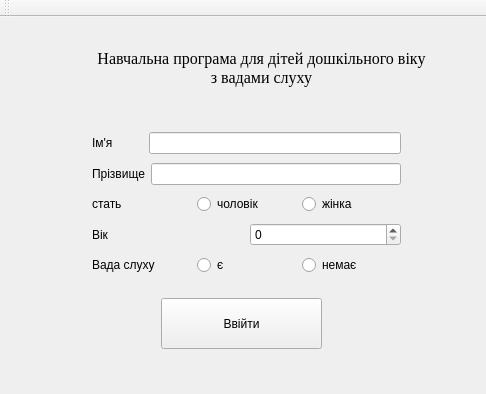
Qt form mainwindow.ui (andrewkhimichuk/FinyakDiploma) before a commit; both pictures show x 0 to 486 and y 0 to 394 of the 621 by 549 pixel window.
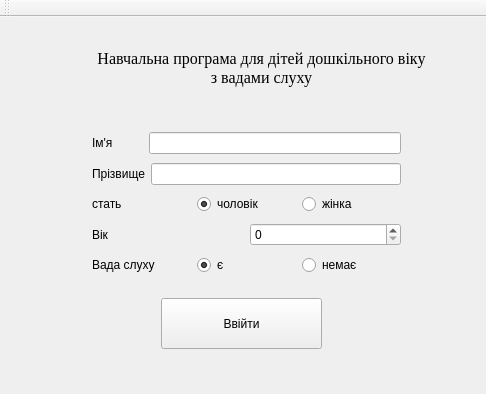
The same form after that commit.

Patch:
```diff
--- a/mainwindow.ui
+++ b/mainwindow.ui
@@ -271,6 +271,12 @@
              <property name="text">
               <string>чоловік</string>
              </property>
+             <property name="checked">
+              <bool>true</bool>
+             </property>
+             <attribute name="buttonGroup">
+              <string notr="true">buttonGroup</string>
+             </attribute>
             </widget>
            </item>
            <item>
@@ -310,6 +316,12 @@
              <property name="text">
               <string>є</string>
              </property>
+             <property name="checked">
+              <bool>true</bool>
+             </property>
+             <attribute name="buttonGroup">
+              <string notr="true">buttonGroup_2</string>
+             </attribute>
             </widget>
            </item>
            <item>
```
Left out of the diff: 10 changed lines with no effect on the pictures.
